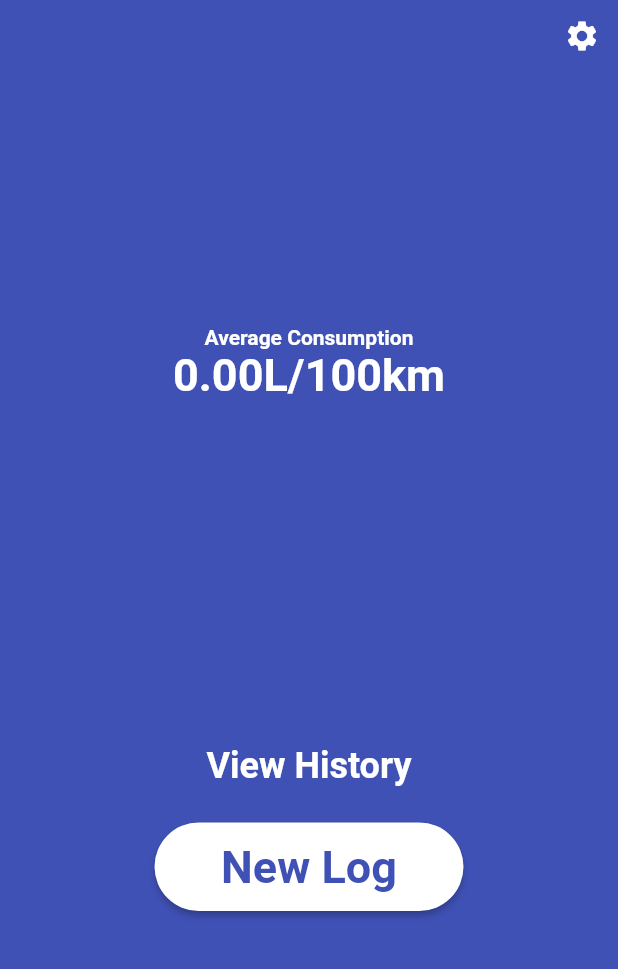
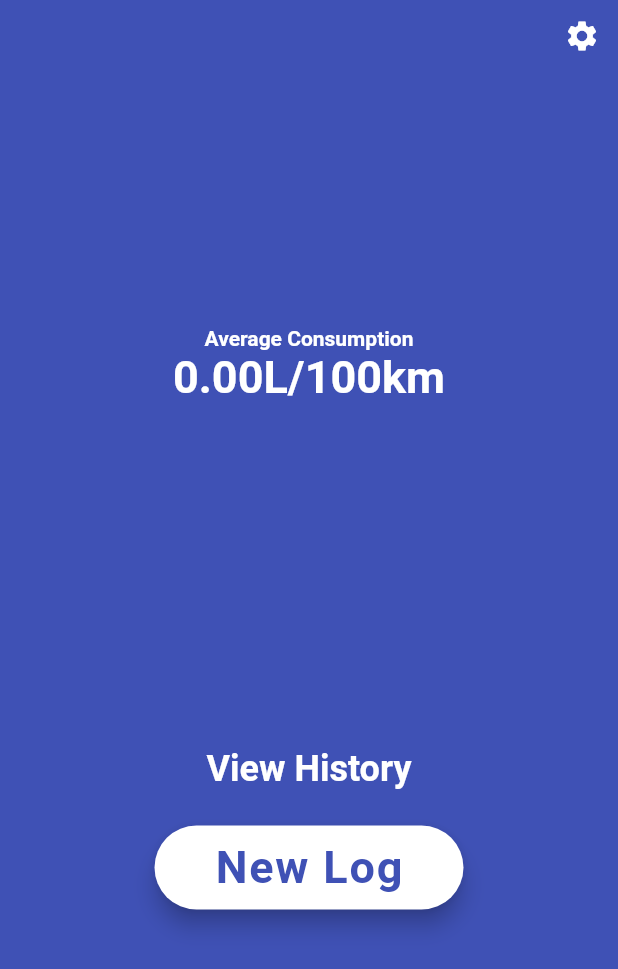
Before and after one commit to Steellow/fuel_consumption_tracker, a Flutter app: the screen it shows after launch, on a phone screen of 412 x 824 dp. Shown: the top 969 px of the screen. Run offline on Flutter 3.47's test engine with Material 2 defaults, Android fonts, the phone set to English and light mode, and no system bars; our stand-ins replace get, hive, material_design_icons_flutter; accounts and stored records are empty; generated files the repository leaves out were written again.

Commit message:
changed RaisedButton to FAB

```diff
--- a/lib/screens/main/widgets/new_log_button.dart
+++ b/lib/screens/main/widgets/new_log_button.dart
@@ -13,16 +13,13 @@ class _NewLogButtonState extends State<NewLogButton> {
   Widget build(BuildContext context) {
     return Container(
       width: MediaQuery.of(context).size.width / 2,
-      child: RaisedButton(
+      child: FloatingActionButton(
+        backgroundColor: Colors.white,
         shape: Styles.roundShape,
-        color: Colors.white,
         onPressed: () {
           Get.to(NewLogScreen());
         },
-        child: Container(
-          margin: EdgeInsets.all(12),
-          child: Text('New Log', style: Styles.whiteBold.copyWith(color: Colors.indigo)),
-        ),
+        child: Text('New Log', style: Styles.whiteBold.copyWith(color: Colors.indigo)),
       ),
     );
   }
--- a/lib/screens/new_log/widgets/submit_button.dart
+++ b/lib/screens/new_log/widgets/submit_button.dart
@@ -23,8 +23,8 @@ class _SubmitButtonState extends State<SubmitButton> {
       child: Center(
         child: Container(
           width: MediaQuery.of(context).size.width / 2,
-          child: RaisedButton(
-            color: Colors.indigo,
+          child: FloatingActionButton(
+            backgroundColor: Colors.indigo,
             shape: Styles.roundShape,
             onPressed: () {
               if (widget.formkey.currentState.validate()) {
@@ -57,7 +57,7 @@ class _SubmitButtonState extends State<SubmitButton> {
               }
             },
             child: Container(
-              margin: EdgeInsets.all(12),
+              // margin: EdgeInsets.all(12),
               child: Text('Submit', style: Styles.whiteBold.copyWith(fontSize: 24)),
             ),
           ),
```
Also changed, not shown: 1 other file.
